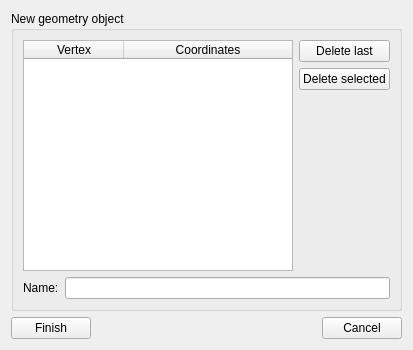
Qt form SIM-VICUS/src/SVPropVertexListWidget.ui (ghorwin/SIM-VICUS) before a commit.
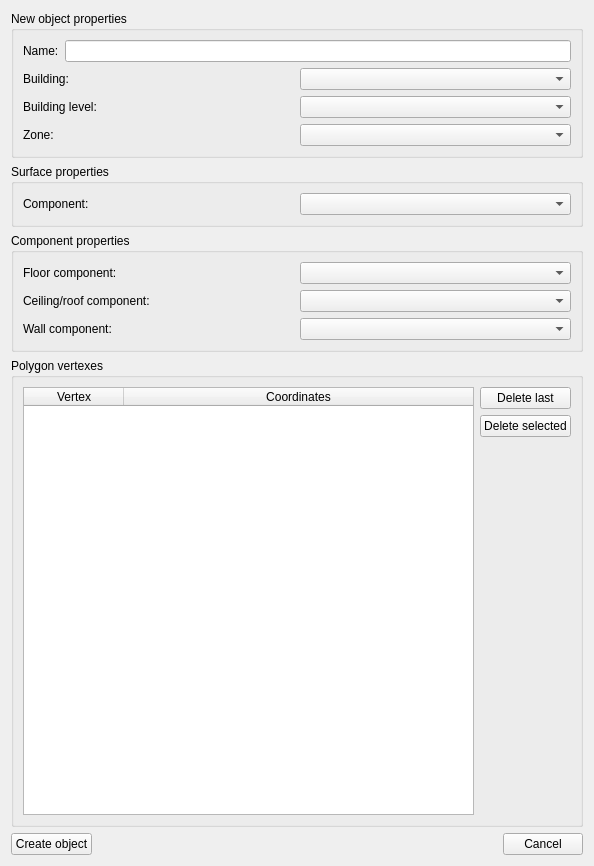
The same form after that commit.

Commit message: More work on property widgets.

```diff
--- a/SIM-VICUS/src/SVPropVertexListWidget.ui
+++ b/SIM-VICUS/src/SVPropVertexListWidget.ui
@@ -6,27 +6,131 @@
    <rect>
     <x>0</x>
     <y>0</y>
-    <width>413</width>
-    <height>350</height>
+    <width>594</width>
+    <height>866</height>
    </rect>
   </property>
   <property name="windowTitle">
    <string>Form</string>
   </property>
+  <layout class="QVBoxLayout" name="verticalLayout">
+   <item>
+    <widget class="QGroupBox" name="groupBoxObjectProperties">
+     <property name="title">
+      <string>New object properties</string>
+     </property>
+     <layout class="QGridLayout" name="gridLayout_4">
+      <item row="0" column="0" colspan="2">
+       <layout class="QHBoxLayout" name="horizontalLayout">
+        <item>
+         <widget class="QLabel" name="label">
+          <property name="text">
+           <string>Name:</string>
+          </property>
+         </widget>
+        </item>
+        <item>
+         <widget class="QLineEdit" name="lineEditName"/>
+        </item>
+       </layout>
+      </item>
+      <item row="1" column="0">
+       <widget class="QLabel" name="label_2">
+        <property name="text">
+         <string>Building:</string>
+        </property>
+       </widget>
+      </item>
+      <item row="1" column="1">
+       <widget class="QComboBox" name="comboBoxBuilding"/>
+      </item>
+      <item row="2" column="0">
+       <widget class="QLabel" name="label_3">
+        <property name="text">
+         <string>Building level:</string>
+        </property>
+       </widget>
+      </item>
+      <item row="2" column="1">
+       <widget class="QComboBox" name="comboBoxBuildingLevel"/>
+      </item>
+      <item row="3" column="0">
+       <widget class="QLabel" name="label_4">
+        <property name="text">
+         <string>Zone:</string>
+        </property>
+       </widget>
+      </item>
+      <item row="3" column="1">
+       <widget class="QComboBox" name="comboBoxZone"/>
+      </item>
+     </layout>
+    </widget>
+   </item>
+   <item>
+    <widget class="QGroupBox" name="groupBoxSurfaceProperties">
+     <property name="title">
+      <string>Surface properties</string>
+     </property>
+     <layout class="QGridLayout" name="gridLayout_3">
+      <item row="0" column="0">
+       <widget class="QLabel" name="label_5">
+        <property name="text">
+         <string>Component:</string>
+        </property>
+       </widget>
+      </item>
+      <item row="0" column="1">
+       <widget class="QComboBox" name="comboBoxComponent"/>
+      </item>
+     </layout>
+    </widget>
+   </item>
+   <item>
+    <widget class="QGroupBox" name="groupBoxZoneProperties">
+     <property name="title">
+      <string>Component properties</string>
+     </property>
   <layout class="QGridLayout" name="gridLayout_2">
-   <item row="0" column="0" colspan="3">
-    <widget class="QGroupBox" name="groupBox">
+      <item row="0" column="0">
+       <widget class="QLabel" name="label_6">
+        <property name="text">
+         <string>Floor component:</string>
+        </property>
+       </widget>
+      </item>
+      <item row="0" column="1">
+       <widget class="QComboBox" name="comboBoxComponentFloor"/>
+      </item>
+      <item row="1" column="0">
+       <widget class="QLabel" name="label_7">
+        <property name="text">
+         <string>Ceiling/roof component:</string>
+        </property>
+       </widget>
+      </item>
+      <item row="1" column="1">
+       <widget class="QComboBox" name="comboBoxComponentCeiling"/>
+      </item>
+      <item row="2" column="0">
+       <widget class="QLabel" name="label_8">
+        <property name="text">
+         <string>Wall component:</string>
+        </property>
+       </widget>
+      </item>
+      <item row="2" column="1">
+       <widget class="QComboBox" name="comboBoxComponentWalls"/>
+      </item>
+     </layout>
+    </widget>
+   </item>
+   <item>
+    <widget class="QGroupBox" name="groupBoxPolygonVertexes">
      <property name="title">
-      <string>New geometry object</string>
+      <string>Polygon vertexes</string>
      </property>
      <layout class="QGridLayout" name="gridLayout">
-      <item row="2" column="1">
-       <widget class="QPushButton" name="pushButtonDeleteSelected">
-        <property name="text">
-         <string>Delete selected</string>
-        </property>
-       </widget>
-      </item>
       <item row="3" column="1">
        <spacer name="verticalSpacer">
         <property name="orientation">
@@ -40,13 +144,6 @@
         </property>
        </spacer>
       </item>
-      <item row="1" column="1">
-       <widget class="QPushButton" name="pushButtonDeleteLast">
-        <property name="text">
-         <string>Delete last</string>
-        </property>
-       </widget>
-      </item>
       <item row="1" column="0" rowspan="3">
        <widget class="QTableWidget" name="tableWidgetVertexes">
         <property name="minimumSize">
@@ -82,24 +179,26 @@
         </column>
        </widget>
       </item>
-      <item row="4" column="0" colspan="2">
-       <layout class="QHBoxLayout" name="horizontalLayout">
-        <item>
-         <widget class="QLabel" name="label">
+      <item row="1" column="1">
+       <widget class="QPushButton" name="pushButtonDeleteLast">
           <property name="text">
-           <string>Name:</string>
+         <string>Delete last</string>
           </property>
          </widget>
         </item>
-        <item>
-         <widget class="QLineEdit" name="lineEditName"/>
-        </item>
-       </layout>
-      </item>
-     </layout>
+      <item row="2" column="1">
+       <widget class="QPushButton" name="pushButtonDeleteSelected">
+        <property name="text">
+         <string>Delete selected</string>
+        </property>
+       </widget>
+      </item>
+     </layout>
     </widget>
    </item>
-   <item row="1" column="0">
+   <item>
+    <layout class="QHBoxLayout" name="horizontalLayout_2">
+     <item>
     <widget class="QPushButton" name="pushButtonFinish">
      <property name="minimumSize">
       <size>
@@ -108,11 +207,11 @@
       </size>
      </property>
      <property name="text">
-      <string>Finish</string>
+        <string>Create object</string>
      </property>
     </widget>
    </item>
-   <item row="1" column="1">
+     <item>
     <spacer name="horizontalSpacer">
      <property name="orientation">
       <enum>Qt::Horizontal</enum>
@@ -125,12 +224,14 @@
      </property>
     </spacer>
    </item>
-   <item row="1" column="2">
+     <item>
     <widget class="QPushButton" name="pushButtonCancel">
      <property name="text">
       <string>Cancel</string>
      </property>
     </widget>
+     </item>
+    </layout>
    </item>
   </layout>
  </widget>
```
Lines whose indentation alone changed are shown as unchanged. The commit also changes 3 other files.
